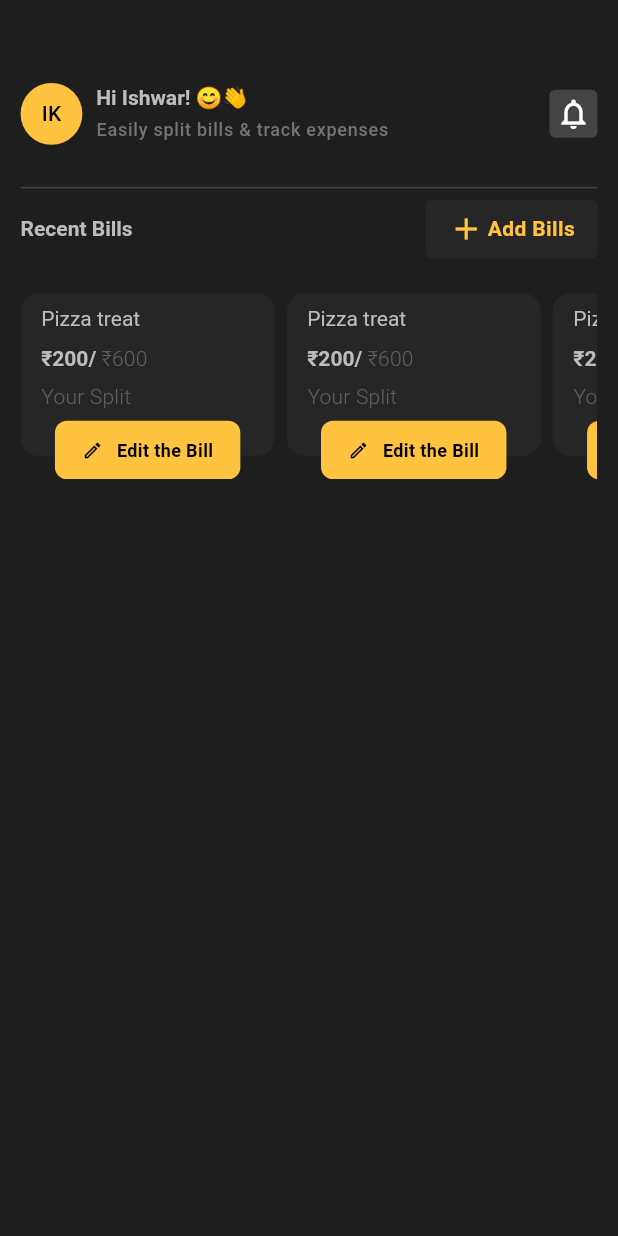
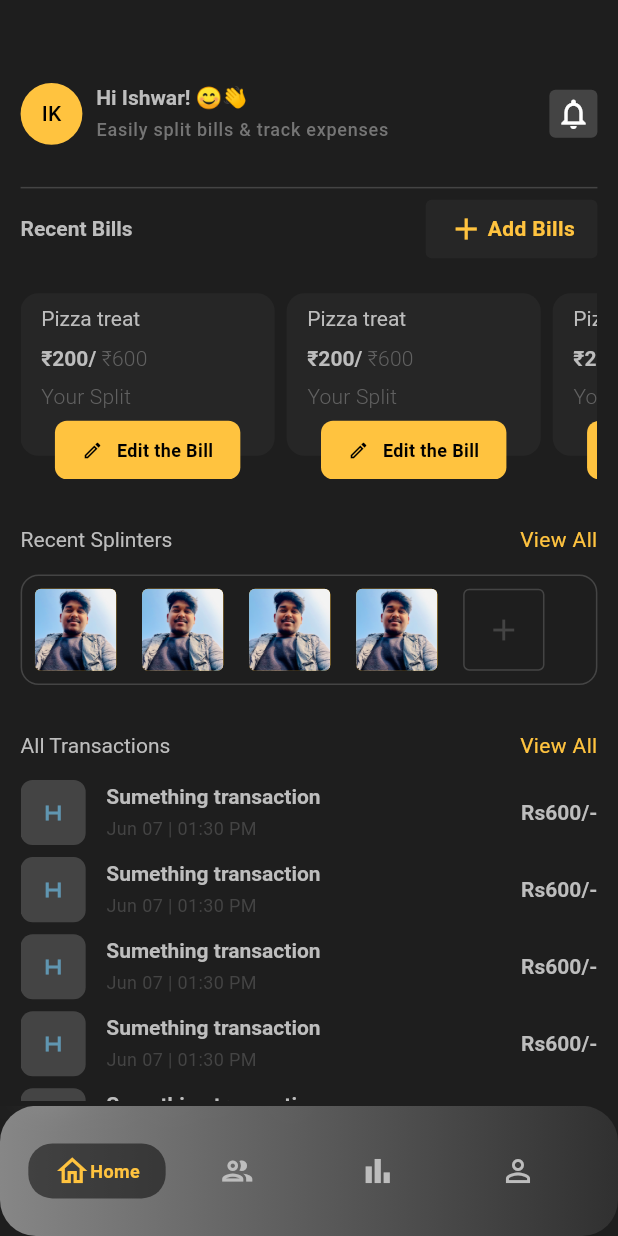
Before and after one commit to NextIshwar/fairshare, a Flutter app: the screen it shows after launch, on a phone screen of 412 x 824 dp. Run offline on Flutter 3.47's test engine with Material 3 defaults, Android fonts, the phone set to English and light mode, and no system bars.

Commit message:
home page ui is complete

```diff
--- a/fairshare/lib/home/home.dart
+++ b/fairshare/lib/home/home.dart
@@ -1,15 +1,77 @@
+import 'dart:ui';
+
+import 'package:fairshare/home/widgets/all_transactions.dart';
 import 'package:fairshare/home/widgets/bills.dart';
+import 'package:fairshare/home/widgets/navigation_card.dart';
 import 'package:fairshare/home/widgets/profile_and_notifications.dart';
+import 'package:fairshare/home/widgets/recent_splinters.dart';
 import 'package:fairshare/services/size_config.dart';
 import 'package:flutter/material.dart';
 
-class Home extends StatelessWidget {
+class Home extends StatefulWidget {
   const Home({super.key});
+
+  @override
+  State<Home> createState() => _HomeState();
+}
+
+class _HomeState extends State<Home> {
+  String? selectedTab;
+  Map<String, bool> navigationTab = {
+    'Home': true,
+    'Friends': false,
+    'Graph': false,
+    'Profile': false,
+  };
+
+  @override
+  void initState() {
+    super.initState();
+    selectedTab = 'Home';
+  }
 
   @override
   Widget build(BuildContext context) {
     SizeConfig().init(context);
     return Scaffold(
+      bottomNavigationBar: ClipRect(
+        child: BackdropFilter(
+          filter: ImageFilter.blur(sigmaX: 10, sigmaY: 10),
+          child: Container(
+            height: 80.toMobileHeight,
+            decoration: BoxDecoration(
+              borderRadius: BorderRadius.circular(24),
+              gradient: LinearGradient(
+                begin: Alignment.centerLeft,
+                end: Alignment.centerRight,
+                colors: [
+                  Colors.grey[200]!.withOpacity(0.5),
+                  Colors.grey[800]!.withOpacity(0.5),
+                ],
+              ),
+            ),
+            child: Row(
+                mainAxisAlignment: MainAxisAlignment.center,
+                children: _navigationTab
+                    .map((e) => Padding(
+                          padding: const EdgeInsets.only(right: 2.0),
+                          child: NavigationCard(
+                            onTap: () {
+                              setState(() {
+                                navigationTab[selectedTab!] = false;
+                                selectedTab = e.title;
+                                navigationTab[e.title] = true;
+                              });
+                            },
+                            icon: e.icon,
+                            title: e.title,
+                            isSelected: navigationTab[e.title]!,
+                          ),
+                        ))
+                    .toList()),
+          ),
+        ),
+      ),
       backgroundColor: Theme.of(context).primaryColor,
       body: Padding(
         padding: EdgeInsets.only(
@@ -24,9 +86,31 @@ class Home extends StatelessWidget {
               thickness: 1,
             ),
             const Bills(),
+            SizedBox(
+              height: 28.toMobileHeight,
+            ),
+            const RecentSplinters(),
+            SizedBox(
+              height: 28.toMobileHeight,
+            ),
+            const AllTransactions()
           ],
         ),
       ),
     );
   }
 }
+
+List<NavigationModel> _navigationTab = [
+  NavigationModel(Icons.home_outlined, 'Home', isSelected: true),
+  NavigationModel(Icons.group_outlined, 'Friends'),
+  NavigationModel(Icons.bar_chart_outlined, 'Graph'),
+  NavigationModel(Icons.person_outline, 'Profile')
+];
+
+class NavigationModel {
+  final String title;
+  final IconData icon;
+  bool isSelected;
+  NavigationModel(this.icon, this.title, {this.isSelected = false});
+}
--- /dev/null
+++ b/fairshare/lib/home/widgets/all_transactions.dart
@@ -0,0 +1,106 @@
+import 'package:fairshare/services/size_config.dart';
+import 'package:flutter/material.dart';
+
+class AllTransactions extends StatelessWidget {
+  const AllTransactions({super.key});
+
+  @override
+  Widget build(BuildContext context) {
+    return SizedBox(
+      width: SizeConfig.screenWidth,
+      height: SizeConfig.screenHeight * 0.3,
+      child: Column(
+        crossAxisAlignment: CrossAxisAlignment.start,
+        children: [
+          Row(
+            mainAxisAlignment: MainAxisAlignment.spaceBetween,
+            children: [
+              Text(
+                'All Transactions',
+                style: Theme.of(context)
+                    .textTheme
+                    .displayMedium!
+                    .copyWith(fontWeight: FontWeight.normal),
+              ),
+              Text(
+                'View All',
+                style: TextStyle(
+                  color: Theme.of(context).highlightColor,
+                  fontSize: 14,
+                  fontWeight: FontWeight.normal,
+                ),
+              )
+            ],
+          ),
+          SizedBox(
+            height: 12.toMobileHeight,
+          ),
+          Expanded(
+            child: ListView.builder(
+                itemCount: 40,
+                itemBuilder: (context, index) => const Padding(
+                      padding: EdgeInsets.only(bottom: 8.0),
+                      child: TransactionCard(),
+                    )),
+          )
+        ],
+      ),
+    );
+  }
+}
+
+class TransactionCard extends StatelessWidget {
+  const TransactionCard({super.key});
+
+  @override
+  Widget build(BuildContext context) {
+    return Row(
+      mainAxisAlignment: MainAxisAlignment.spaceBetween,
+      children: [
+        Row(
+          children: [
+            Container(
+              height: 40.toMobileHeight,
+              width: 40.toMobileHeight,
+              decoration: BoxDecoration(
+                borderRadius: BorderRadius.circular(8),
+                color: Theme.of(context).dividerColor,
+              ),
+              alignment: Alignment.center,
+              child: const Icon(
+                Icons.h_mobiledata,
+                color: const Color.fromARGB(255, 96, 150, 177),
+              ),
+            ),
+            SizedBox(
+              width: 12.toMobileWidth,
+            ),
+            Column(
+              crossAxisAlignment: CrossAxisAlignment.start,
+              children: [
+                Text(
+                  'Sumething transaction',
+                  style: Theme.of(context).textTheme.displayMedium,
+                ),
+                SizedBox(
+                  height: 4.toMobileHeight,
+                ),
+                Text(
+                  'Jun 07 | 01:30 PM',
+                  style: TextStyle(
+                      color: Theme.of(context).dividerColor,
+                      fontSize: 12,
+                      fontWeight: FontWeight.normal),
+                )
+              ],
+            ),
+          ],
+        ),
+        Text(
+          'Rs600/-',
+          style: Theme.of(context).textTheme.displayMedium,
+        )
+      ],
+    );
+  }
+}
--- /dev/null
+++ b/fairshare/lib/home/widgets/navigation_card.dart
@@ -0,0 +1,51 @@
+import 'package:fairshare/services/size_config.dart';
+import 'package:flutter/material.dart';
+
+class NavigationCard extends StatelessWidget {
+  final void Function()? onTap;
+  final String title;
+  final IconData icon;
+  final bool isSelected;
+  const NavigationCard({
+    super.key,
+    this.onTap,
+    required this.icon,
+    required this.title,
+    this.isSelected = false,
+  });
+
+  @override
+  Widget build(BuildContext context) {
+    return InkWell(
+      onTap: onTap,
+      child: AnimatedContainer(
+        width: 80.toMobileWidth,
+        height: 32.toMobileWidth,
+        decoration: BoxDecoration(
+            color:
+                isSelected ? Colors.black.withOpacity(0.5) : Colors.transparent,
+            borderRadius: BorderRadius.circular(16)),
+        duration: const Duration(milliseconds: 100),
+        child: Row(
+          mainAxisAlignment: MainAxisAlignment.center,
+          children: [
+            Icon(
+              icon,
+              color: isSelected
+                  ? Theme.of(context).highlightColor
+                  : Theme.of(context).textTheme.displayMedium!.color,
+            ),
+            if (isSelected)
+              Text(
+                title,
+                style: TextStyle(
+                  color: Theme.of(context).highlightColor,
+                  fontSize: 12,
+                ),
+              )
+          ],
+        ),
+      ),
+    );
+  }
+}
--- /dev/null
+++ b/fairshare/lib/home/widgets/recent_splinters.dart
@@ -0,0 +1,85 @@
+import 'package:fairshare/services/size_config.dart';
+import 'package:flutter/material.dart';
+
+class RecentSplinters extends StatelessWidget {
+  const RecentSplinters({super.key});
+
+  @override
+  Widget build(BuildContext context) {
+    return Column(
+      children: [
+        Row(
+          mainAxisAlignment: MainAxisAlignment.spaceBetween,
+          children: [
+            Text(
+              'Recent Splinters',
+              style: Theme.of(context)
+                  .textTheme
+                  .displayMedium!
+                  .copyWith(fontWeight: FontWeight.normal),
+            ),
+            Text(
+              'View All',
+              style: TextStyle(
+                color: Theme.of(context).highlightColor,
+                fontSize: 14,
+                fontWeight: FontWeight.normal,
+              ),
+            )
+          ],
+        ),
+        SizedBox(
+          height: 12.toMobileHeight,
+        ),
+        Container(
+          width: SizeConfig.screenWidth,
+          height: 68.toMobileHeight,
+          decoration: BoxDecoration(
+            borderRadius: BorderRadius.circular(12),
+            border: Border.all(color: Theme.of(context).dividerColor),
+          ),
+          child: ListView.builder(
+            scrollDirection: Axis.horizontal,
+            itemCount: 5,
+            itemBuilder: (context, index) => index != 4
+                ? Padding(
+                    padding: EdgeInsets.symmetric(
+                        horizontal: 4.toMobileWidth, vertical: 4.toMobileWidth),
+                    child: Container(
+                      height: 50.toMobileHeight,
+                      width: 50.toMobileHeight,
+                      alignment: Alignment.center,
+                      margin: const EdgeInsets.all(4),
+                      decoration: BoxDecoration(
+                          image: const DecorationImage(
+                              fit: BoxFit.cover,
+                              image: AssetImage('lib/assets/images/img.jpg')),
+                          borderRadius: BorderRadius.circular(4),
+                          color: Theme.of(context).highlightColor),
+                    ),
+                  )
+                : Padding(
+                    padding: EdgeInsets.symmetric(
+                        horizontal: 4.toMobileWidth, vertical: 4.toMobileWidth),
+                    child: Container(
+                      height: 50.toMobileHeight,
+                      width: 50.toMobileHeight,
+                      margin: const EdgeInsets.all(4),
+                      decoration: BoxDecoration(
+                        border: Border.all(
+                          color: Theme.of(context).dividerColor,
+                        ),
+                        borderRadius: BorderRadius.circular(4),
+                      ),
+                      child: Icon(
+                        Icons.add_outlined,
+                        color: Theme.of(context).dividerColor,
+                      ),
+                    ),
+                  ),
+          ),
+        ),
+      ],
+    );
+  }
+}
--- a/fairshare/pubspec.yaml
+++ b/fairshare/pubspec.yaml
@@ -40,6 +40,8 @@ dev_dependencies:
   flutter_test:
     sdk: flutter
 
+
+
   # The "flutter_lints" package below contains a set of recommended lints to
   # encourage good coding practices. The lint set provided by the package is
   # activated in the `analysis_options.yaml` file located at the root of your
@@ -52,6 +54,8 @@ dev_dependencies:
 
 # The following section is specific to Flutter packages.
 flutter:
+  assets:
+    - lib/assets/images/
 
   # The following line ensures that the Material Icons font is
   # included with your application, so that you can use the icons in
```
Also changed, not shown: fairshare/lib/assets/images/img.jpg (added).
